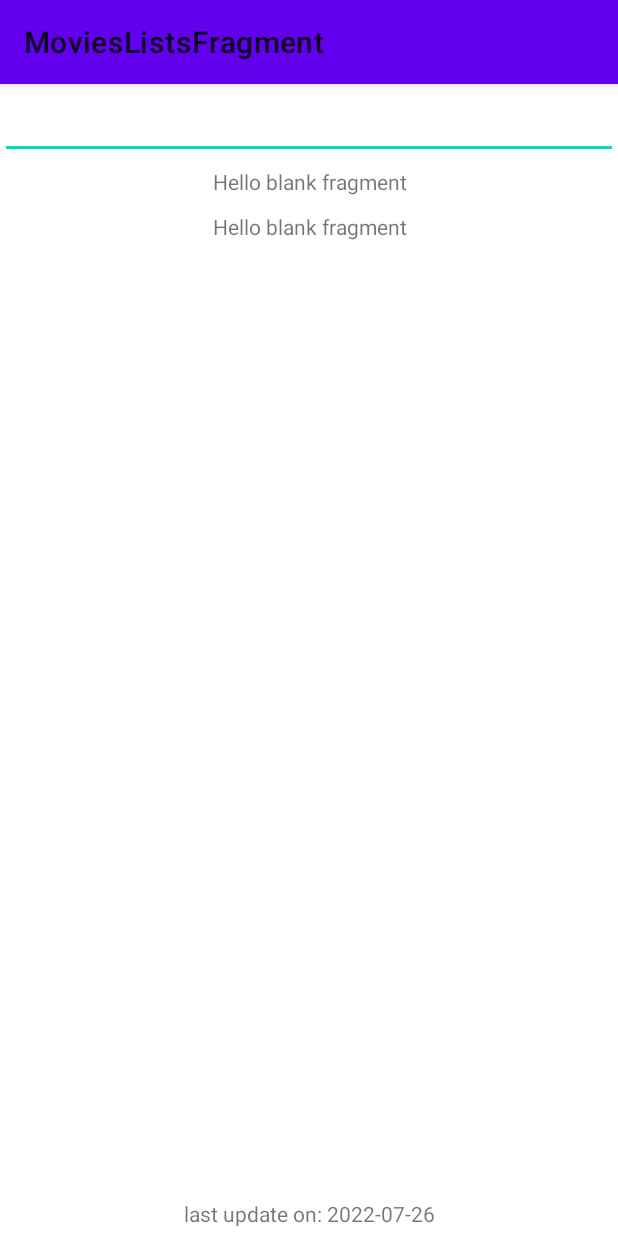
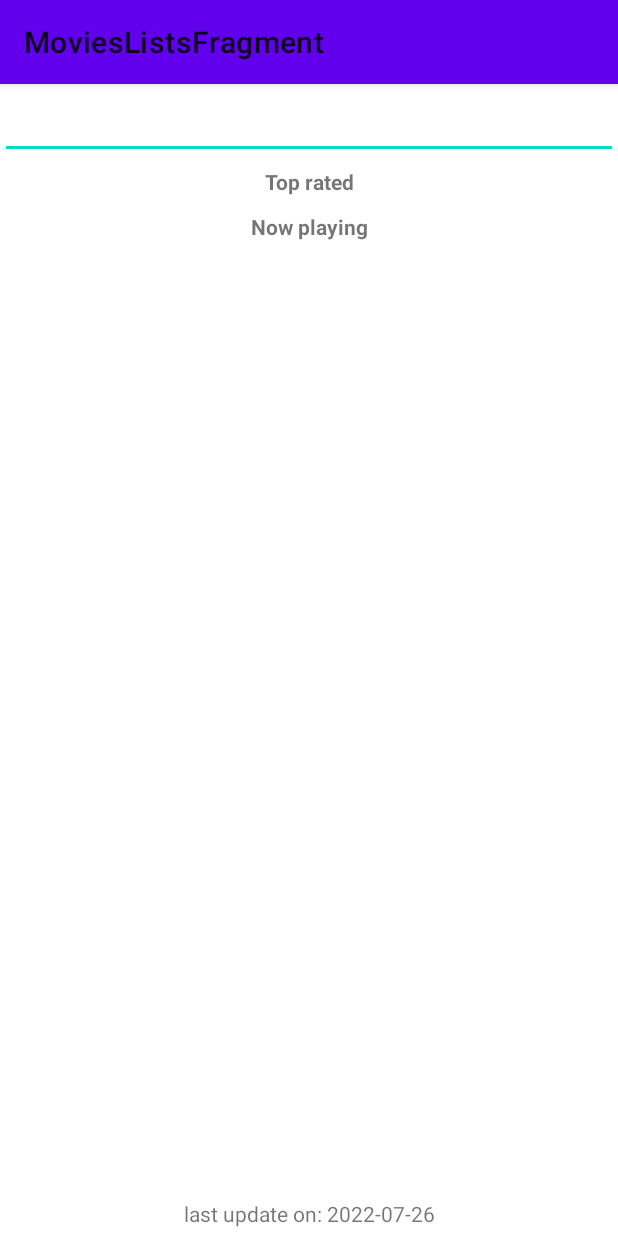
Before and after one commit to mnarvaezaldana/blueLab_pruebaTecnica, an Android app: the screen it shows after launch (MainActivity), on a phone screen of 412 x 824 dp. Run offline under Robolectric (Android 15) with nearby library versions, the phone set to English and light mode, and no system bars; our stand-ins replace Dagger/Hilt's generated code, Room's generated code, navigation-ui; pictures from the network do not load; 4 statements that could not run were skipped.

Commit message:
set labels for recyclerviews

```diff
--- a/app/src/main/res/layout/fragment_movies_lists.xml
+++ b/app/src/main/res/layout/fragment_movies_lists.xml
@@ -18,7 +18,8 @@
         android:id="@+id/tv_top_rated_label"
         android:layout_width="match_parent"
         android:layout_height="30dp"
-        android:text="@string/hello_blank_fragment"
+        android:text="@string/top_rated"
+        android:textStyle="bold"
         android:gravity="center"
         app:layout_constraintEnd_toEndOf="parent"
         app:layout_constraintStart_toStartOf="parent"
@@ -37,7 +38,8 @@
         android:layout_width="match_parent"
         android:layout_height="30dp"
         android:gravity="center"
-        android:text="@string/hello_blank_fragment"
+        android:text="@string/now_playing"
+        android:textStyle="bold"
         app:layout_constraintEnd_toEndOf="parent"
         app:layout_constraintStart_toStartOf="parent"
         app:layout_constraintTop_toBottomOf="@+id/rv_top_rated" />
--- a/app/src/main/res/values/strings.xml
+++ b/app/src/main/res/values/strings.xml
@@ -4,4 +4,6 @@
     <string name="last_update_label">last update on: </string>
     <string name="is_date_updated_key">is_date_updated</string>
     <string name="hello_blank_fragment">Hello blank fragment</string>
+    <string name="top_rated">Top rated</string>
+    <string name="now_playing">Now playing</string>
 </resources>
```
